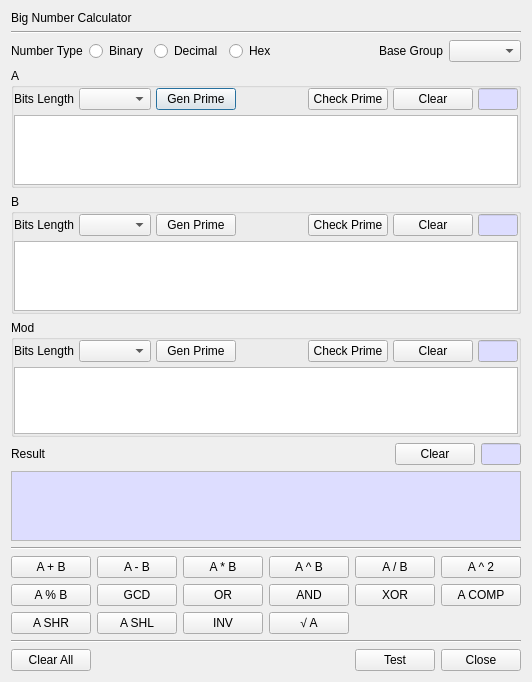
The window that BerEditor/bn_calc_dlg.ui (jykim74/BerEditor) describes before a commit, drawn with Qt 5.
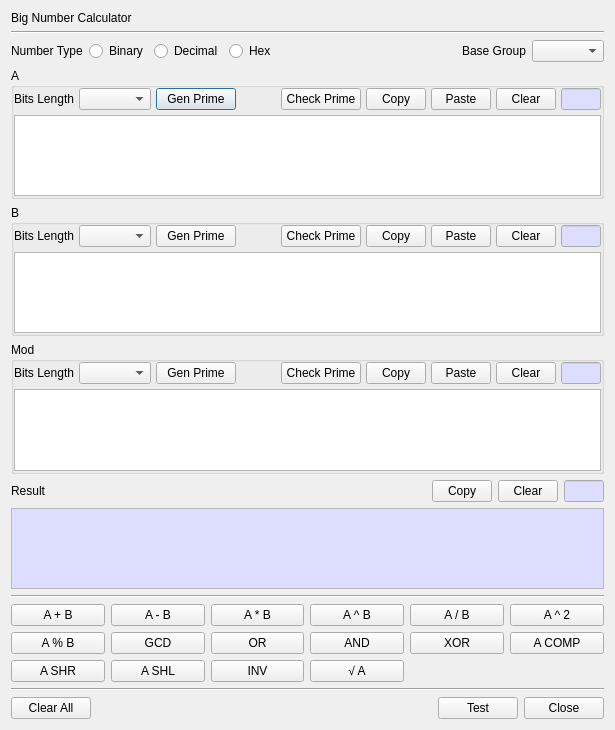
The same window after the commit.

Commit message: BN 계산기 복사 붙이기 지원

Diff of the .ui file:
```diff
--- a/BerEditor/bn_calc_dlg.ui
+++ b/BerEditor/bn_calc_dlg.ui
@@ -6,8 +6,8 @@
    <rect>
     <x>0</x>
     <y>0</y>
-    <width>500</width>
-    <height>682</height>
+    <width>615</width>
+    <height>730</height>
    </rect>
   </property>
   <property name="windowTitle">
@@ -112,20 +112,6 @@
       </property>
       <item>
        <layout class="QGridLayout" name="gridLayout_8">
-        <item row="0" column="2">
-         <widget class="QPushButton" name="mAGenPrimeBtn">
-          <property name="text">
-           <string>Gen Prime</string>
-          </property>
-         </widget>
-        </item>
-        <item row="0" column="4">
-         <widget class="QPushButton" name="mACheckPrimeBtn">
-          <property name="text">
-           <string>Check Prime</string>
-          </property>
-         </widget>
-        </item>
         <item row="0" column="0">
          <widget class="QLabel" name="label_8">
           <property name="text">
@@ -136,8 +122,80 @@
         <item row="0" column="1">
          <widget class="QComboBox" name="mAPrimeBitsCombo"/>
         </item>
-        <item row="0" column="5">
+        <item row="0" column="2">
+         <widget class="QPushButton" name="mAGenPrimeBtn">
+          <property name="text">
+           <string>Gen Prime</string>
+          </property>
+         </widget>
+        </item>
+        <item row="0" column="10">
+         <widget class="QLineEdit" name="mALenText">
+          <property name="minimumSize">
+           <size>
+            <width>40</width>
+            <height>0</height>
+           </size>
+          </property>
+          <property name="maximumSize">
+           <size>
+            <width>40</width>
+            <height>16777215</height>
+           </size>
+          </property>
+          <property name="palette">
+           <palette>
+            <active>
+             <colorrole role="Base">
+              <brush brushstyle="SolidPattern">
+               <color alpha="255">
+                <red>221</red>
+                <green>221</green>
+                <blue>255</blue>
+               </color>
+              </brush>
+             </colorrole>
+            </active>
+            <inactive>
+             <colorrole role="Base">
+              <brush brushstyle="SolidPattern">
+               <color alpha="255">
+                <red>221</red>
+                <green>221</green>
+                <blue>255</blue>
+               </color>
+              </brush>
+             </colorrole>
+            </inactive>
+            <disabled/>
+           </palette>
+          </property>
+          <property name="readOnly">
+           <bool>true</bool>
+          </property>
+         </widget>
+        </item>
+        <item row="0" column="4">
+         <widget class="QPushButton" name="mACheckPrimeBtn">
+          <property name="text">
+           <string>Check Prime</string>
+          </property>
+         </widget>
+        </item>
+        <item row="0" column="7">
          <widget class="QPushButton" name="mAClearBtn">
+          <property name="minimumSize">
+           <size>
+            <width>60</width>
+            <height>0</height>
+           </size>
+          </property>
+          <property name="maximumSize">
+           <size>
+            <width>60</width>
+            <height>16777215</height>
+           </size>
+          </property>
           <property name="text">
            <string>Clear</string>
           </property>
@@ -156,49 +214,41 @@
           </property>
          </spacer>
         </item>
+        <item row="0" column="5">
+         <widget class="QPushButton" name="mACopyBtn">
+          <property name="minimumSize">
+           <size>
+            <width>60</width>
+            <height>0</height>
+           </size>
+          </property>
+          <property name="maximumSize">
+           <size>
+            <width>60</width>
+            <height>16777215</height>
+           </size>
+          </property>
+          <property name="text">
+           <string>Copy</string>
+          </property>
+         </widget>
+        </item>
         <item row="0" column="6">
-         <widget class="QLineEdit" name="mALenText">
+         <widget class="QPushButton" name="mAPasteBtn">
           <property name="minimumSize">
            <size>
-            <width>40</width>
+            <width>60</width>
             <height>0</height>
            </size>
           </property>
           <property name="maximumSize">
            <size>
-            <width>40</width>
+            <width>60</width>
             <height>16777215</height>
            </size>
           </property>
-          <property name="palette">
-           <palette>
-            <active>
-             <colorrole role="Base">
-              <brush brushstyle="SolidPattern">
-               <color alpha="255">
-                <red>221</red>
-                <green>221</green>
-                <blue>255</blue>
-               </color>
-              </brush>
-             </colorrole>
-            </active>
-            <inactive>
-             <colorrole role="Base">
-              <brush brushstyle="SolidPattern">
-               <color alpha="255">
-                <red>221</red>
-                <green>221</green>
-                <blue>255</blue>
-               </color>
-              </brush>
-             </colorrole>
-            </inactive>
-            <disabled/>
-           </palette>
-          </property>
-          <property name="readOnly">
-           <bool>true</bool>
+          <property name="text">
+           <string>Paste</string>
           </property>
          </widget>
         </item>
@@ -239,20 +289,41 @@
       </property>
       <item>
        <layout class="QGridLayout" name="gridLayout_2">
-        <item row="0" column="5">
+        <item row="0" column="1">
+         <widget class="QComboBox" name="mBPrimeBitsCombo"/>
+        </item>
+        <item row="0" column="3">
+         <spacer name="horizontalSpacer_2">
+          <property name="orientation">
+           <enum>Qt::Horizontal</enum>
+          </property>
+          <property name="sizeHint" stdset="0">
+           <size>
+            <width>40</width>
+            <height>20</height>
+           </size>
+          </property>
+         </spacer>
+        </item>
+        <item row="0" column="7">
          <widget class="QPushButton" name="mBClearBtn">
+          <property name="minimumSize">
+           <size>
+            <width>60</width>
+            <height>0</height>
+           </size>
+          </property>
+          <property name="maximumSize">
+           <size>
+            <width>60</width>
+            <height>16777215</height>
+           </size>
+          </property>
           <property name="text">
            <string>Clear</string>
           </property>
          </widget>
         </item>
-        <item row="0" column="0">
-         <widget class="QLabel" name="label_3">
-          <property name="text">
-           <string>Bits Length</string>
-          </property>
-         </widget>
-        </item>
         <item row="0" column="4">
          <widget class="QPushButton" name="mBCheckPrimeBtn">
           <property name="text">
@@ -260,7 +331,33 @@
           </property>
          </widget>
         </item>
-        <item row="0" column="6">
+        <item row="0" column="5">
+         <widget class="QPushButton" name="mBCopyBtn">
+          <property name="minimumSize">
+           <size>
+            <width>60</width>
+            <height>0</height>
+           </size>
+          </property>
+          <property name="maximumSize">
+           <size>
+            <width>60</width>
+            <height>16777215</height>
+           </size>
+          </property>
+          <property name="text">
+           <string>Copy</string>
+          </property>
+         </widget>
+        </item>
+        <item row="0" column="0">
+         <widget class="QLabel" name="label_3">
+          <property name="text">
+           <string>Bits Length</string>
+          </property>
+         </widget>
+        </item>
+        <item row="0" column="8">
          <widget class="QLineEdit" name="mBLenText">
           <property name="minimumSize">
            <size>
@@ -313,21 +410,24 @@
           </property>
          </widget>
         </item>
-        <item row="0" column="1">
-         <widget class="QComboBox" name="mBPrimeBitsCombo"/>
-        </item>
-        <item row="0" column="3">
-         <spacer name="horizontalSpacer_2">
-          <property name="orientation">
-           <enum>Qt::Horizontal</enum>
+        <item row="0" column="6">
+         <widget class="QPushButton" name="mBPasteBtn">
+          <property name="minimumSize">
+           <size>
+            <width>60</width>
+            <height>0</height>
+           </size>
           </property>
-          <property name="sizeHint" stdset="0">
+          <property name="maximumSize">
            <size>
-            <width>40</width>
-            <height>20</height>
+            <width>60</width>
+            <height>16777215</height>
            </size>
           </property>
-         </spacer>
+          <property name="text">
+           <string>Paste</string>
+          </property>
+         </widget>
         </item>
        </layout>
       </item>
@@ -366,13 +466,6 @@
       </property>
       <item>
        <layout class="QGridLayout" name="gridLayout_3">
-        <item row="0" column="4">
-         <widget class="QPushButton" name="mModCheckPrimeBtn">
-          <property name="text">
-           <string>Check Prime</string>
-          </property>
-         </widget>
-        </item>
         <item row="0" column="1">
          <widget class="QComboBox" name="mModPrimeBitsCombo"/>
         </item>
@@ -383,21 +476,26 @@
           </property>
          </widget>
         </item>
-        <item row="0" column="2">
-         <widget class="QPushButton" name="mModGenPrimeBtn">
-          <property name="text">
-           <string>Gen Prime</string>
-          </property>
-         </widget>
-        </item>
-        <item row="0" column="5">
+        <item row="0" column="7">
          <widget class="QPushButton" name="mModClearBtn">
+          <property name="minimumSize">
+           <size>
+            <width>60</width>
+            <height>0</height>
+           </size>
+          </property>
+          <property name="maximumSize">
+           <size>
+            <width>60</width>
+            <height>16777215</height>
+           </size>
+          </property>
           <property name="text">
            <string>Clear</string>
           </property>
          </widget>
         </item>
-        <item row="0" column="6">
+        <item row="0" column="8">
          <widget class="QLineEdit" name="mModLenText">
           <property name="minimumSize">
            <size>
@@ -443,6 +541,32 @@
           </property>
          </widget>
         </item>
+        <item row="0" column="4">
+         <widget class="QPushButton" name="mModCheckPrimeBtn">
+          <property name="text">
+           <string>Check Prime</string>
+          </property>
+         </widget>
+        </item>
+        <item row="0" column="5">
+         <widget class="QPushButton" name="mModCopyBtn">
+          <property name="minimumSize">
+           <size>
+            <width>60</width>
+            <height>0</height>
+           </size>
+          </property>
+          <property name="maximumSize">
+           <size>
+            <width>60</width>
+            <height>16777215</height>
+           </size>
+          </property>
+          <property name="text">
+           <string>Copy</string>
+          </property>
+         </widget>
+        </item>
         <item row="0" column="3">
          <spacer name="horizontalSpacer_6">
           <property name="orientation">
@@ -456,6 +580,32 @@
           </property>
          </spacer>
         </item>
+        <item row="0" column="2">
+         <widget class="QPushButton" name="mModGenPrimeBtn">
+          <property name="text">
+           <string>Gen Prime</string>
+          </property>
+         </widget>
+        </item>
+        <item row="0" column="6">
+         <widget class="QPushButton" name="mModPasteBtn">
+          <property name="minimumSize">
+           <size>
+            <width>60</width>
+            <height>0</height>
+           </size>
+          </property>
+          <property name="maximumSize">
+           <size>
+            <width>60</width>
+            <height>16777215</height>
+           </size>
+          </property>
+          <property name="text">
+           <string>Paste</string>
+          </property>
+         </widget>
+        </item>
        </layout>
       </item>
       <item>
@@ -466,7 +616,7 @@
    </item>
    <item>
     <layout class="QGridLayout" name="gridLayout_5">
-     <item row="0" column="3">
+     <item row="0" column="4">
       <widget class="QLineEdit" name="mResLenText">
        <property name="minimumSize">
         <size>
@@ -512,13 +662,6 @@
        </property>
       </widget>
      </item>
-     <item row="0" column="0">
-      <widget class="QLabel" name="label_5">
-       <property name="text">
-        <string>Result</string>
-       </property>
-      </widget>
-     </item>
      <item row="0" column="1">
       <spacer name="horizontalSpacer_4">
        <property name="orientation">
@@ -532,13 +675,51 @@
        </property>
       </spacer>
      </item>
-     <item row="0" column="2">
+     <item row="0" column="0">
+      <widget class="QLabel" name="label_5">
+       <property name="text">
+        <string>Result</string>
+       </property>
+      </widget>
+     </item>
+     <item row="0" column="3">
       <widget class="QPushButton" name="mResClearBtn">
+       <property name="minimumSize">
+        <size>
+         <width>60</width>
+         <height>0</height>
+        </size>
+       </property>
+       <property name="maximumSize">
+        <size>
+         <width>60</width>
+         <height>16777215</height>
+        </size>
+       </property>
        <property name="text">
         <string>Clear</string>
        </property>
       </widget>
      </item>
+     <item row="0" column="2">
+      <widget class="QPushButton" name="mResCopyBtn">
+       <property name="minimumSize">
+        <size>
+         <width>60</width>
+         <height>0</height>
+        </size>
+       </property>
+       <property name="maximumSize">
+        <size>
+         <width>60</width>
+         <height>16777215</height>
+        </size>
+       </property>
+       <property name="text">
+        <string>Copy</string>
+       </property>
+      </widget>
+     </item>
     </layout>
    </item>
    <item>
```
The commit also changes 2 other files.
